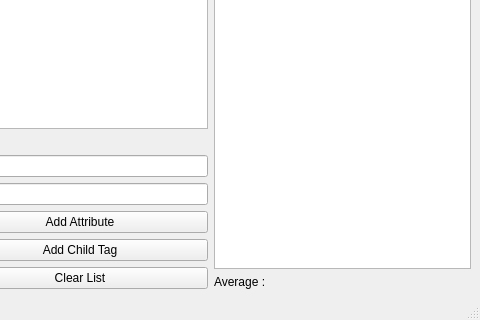
The window that src/windowpeace.ui (fffaraz/Archipel-xmpp-Bug-Reproducer) describes before a commit, drawn with Qt 5; both pictures show x 320 to 800 and y 280 to 600 of the 800 by 600 pixel window.
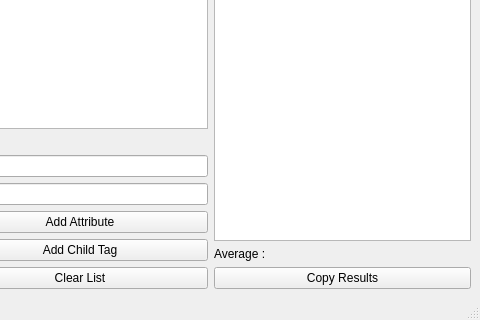
The same window after the commit.

Commit message: Copy results

```diff
--- a/src/windowpeace.ui
+++ b/src/windowpeace.ui
@@ -217,6 +217,13 @@
         </property>
        </widget>
       </item>
+      <item>
+       <widget class="QPushButton" name="btnCopy">
+        <property name="text">
+         <string>Copy Results</string>
+        </property>
+       </widget>
+      </item>
      </layout>
     </item>
    </layout>
```
The commit also changes 2 other files.
